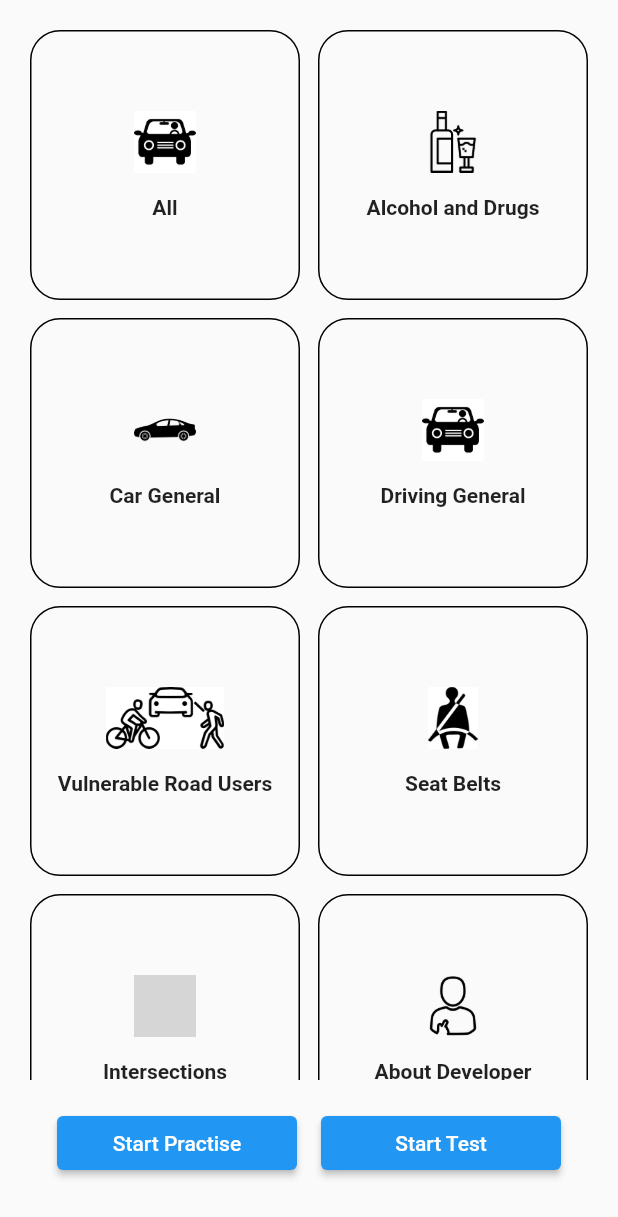
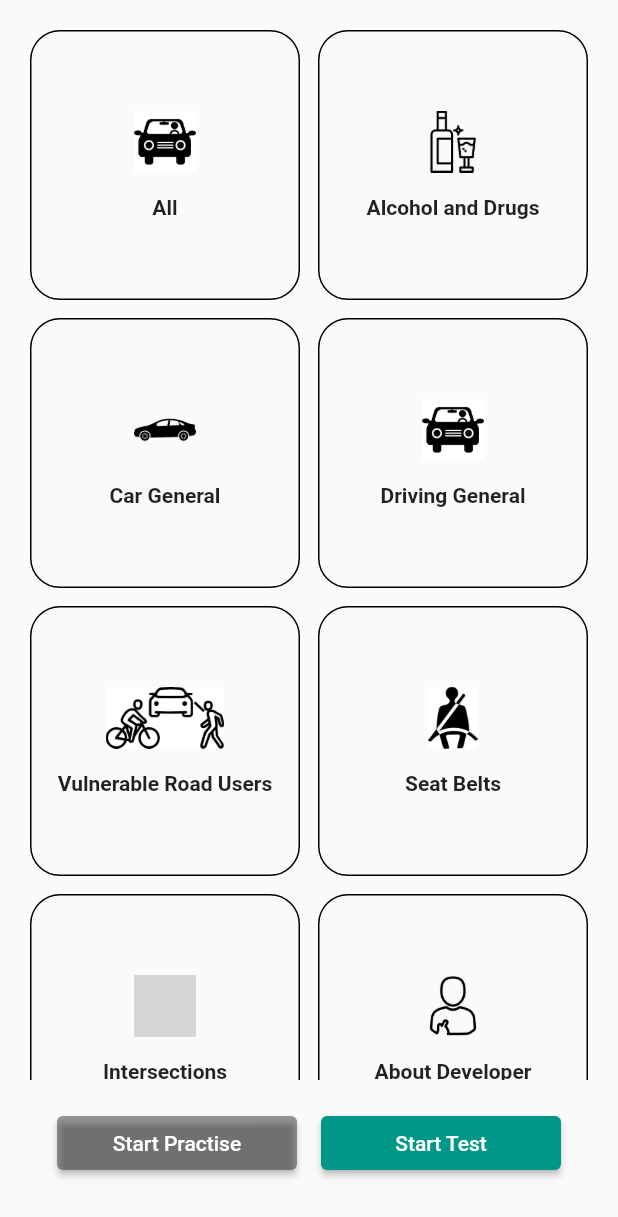
Before and after one commit to subashkhatri36/audriving, a Flutter app: the screen it shows after launch, on a phone screen of 412 x 824 dp. Shown: the top 1217 px of the screen. Run offline on Flutter 3.47's test engine with Material 2 defaults, Android fonts, the phone set to English and light mode, and no system bars; our stand-ins replace bloc, device_info, flutter_bloc, fluttertoast, go_router, google_mobile_ads; missing offline and left inert: app_tracking_transparency; network calls fail; grey boxes are pictures that could not be loaded.

Commit message:
added ads

```diff
--- a/lib/features/Dashboard/navigation_board.dart
+++ b/lib/features/Dashboard/navigation_board.dart
@@ -1,3 +1,4 @@
+import 'package:driveaustralia/ads/banner.dart';
 import 'package:driveaustralia/bloc/dkt_bloc.dart';
 import 'package:driveaustralia/widgets/button_menu.dart';
 import 'package:flutter/material.dart';
@@ -102,12 +103,13 @@ class _NavigationBoardState extends State<NavigationBoard> {
               }),
             ),
           ),
-          buttonMenu(
-            context: context,
-            id: 0,
-            category: 'all',
-            lastPath: GoRouterState.of(context).location,
-          ),
+          const AdmobBannerAdWidget(),
+          ButtonMenu(
+              context: context,
+              id: 0,
+              category: 'all',
+              lastPath: GoRouterState.of(context).location,
+              categoryModel: state.categorys ?? []),
         ]),
       ),
     );
--- a/lib/main.dart
+++ b/lib/main.dart
@@ -6,9 +6,9 @@ import 'package:flutter_bloc/flutter_bloc.dart';
 import 'package:fluttertoast/fluttertoast.dart';
 import 'package:google_mobile_ads/google_mobile_ads.dart';
 
-void main() {
+void main() async {
   WidgetsFlutterBinding.ensureInitialized();
-  final initFuture = MobileAds.instance.initialize();
+  await MobileAds.instance.initialize();
   SystemChrome.setPreferredOrientations(
       [DeviceOrientation.portraitUp, DeviceOrientation.portraitDown]).then((_) {
     runApp(const Dktapp());
--- a/lib/route/routes.dart
+++ b/lib/route/routes.dart
@@ -3,6 +3,7 @@ import 'package:driveaustralia/features/ReadQuestionAnswer/question_answer_page.
 import 'package:driveaustralia/features/Splash/splash_page.dart';
 import 'package:driveaustralia/features/Test/test_page.dart';
 import 'package:driveaustralia/features/about/about_page.dart';
+import 'package:driveaustralia/features/result/result_page.dart';
 import 'package:go_router/go_router.dart';
 
 final router = GoRouter(
@@ -44,6 +45,13 @@ final router = GoRouter(
         lastPath: state.params['lastPath'] ?? '',
       ),
     ),
+    GoRoute(
+      path: '/showresult/:lastPath',
+      name: 'showresult',
+      builder: (context, state) => ResultPage(
+        lastPath: state.params['lastPath'] ?? '',
+      ),
+    ),
   ],
   // errorBuilder: (BuildContext context, GoRouterState state) =>
   //     const NotFoundPage(),
--- a/lib/widgets/app_bar.dart
+++ b/lib/widgets/app_bar.dart
@@ -4,6 +4,7 @@ import 'package:go_router/go_router.dart';
 AppBar appBarBackButton(
     BuildContext context, String category, String lastPath) {
   return AppBar(
+    backgroundColor: Colors.blue.shade800,
     title: Text(category ?? ''),
     leading: BackButton(
       onPressed: () {
--- a/lib/widgets/button_menu.dart
+++ b/lib/widgets/button_menu.dart
@@ -1,18 +1,35 @@
+import 'package:driveaustralia/bloc/model/cateory_model.dart';
 import 'package:driveaustralia/widgets/dkt_button.dart';
-import 'package:flutter/cupertino.dart';
+import 'package:driveaustralia/widgets/exam_button.dart';
+import 'package:flutter/material.dart';
 import 'package:go_router/go_router.dart';
 
-Widget buttonMenu({
-  required BuildContext context,
-  required int id,
-  required String category,
-  required String lastPath,
-}) {
-  return Padding(
+class ButtonMenu extends StatelessWidget {
+  final BuildContext context;
+  final int id;
+  final String category;
+  final String lastPath;
+  final List<CategoryModel> categoryModel;
+
+  const ButtonMenu({
+    Key? key,
+    required this.context,
+    required this.id,
+    required this.category,
+    required this.lastPath,
+    required this.categoryModel,
+  }) : super(key: key);
+
+  @override
+  Widget build(BuildContext context) {
+    return SizedBox(
+      width: MediaQuery.of(context).size.width,
+      child: Padding(
         padding: const EdgeInsets.all(10),
         child: Row(
           children: [
             DktButton(
+              color: Colors.black38,
               text: 'Start Practise',
               onPressed: () {
                 GoRouter.of(context).goNamed('testpage', params: {
@@ -24,19 +41,15 @@ Widget buttonMenu({
                 });
               },
             ),
-        DktButton(
+            ExamButton(
+              id: id.toString(),
               text: 'Start Test',
-          onPressed: () {
-            GoRouter.of(context).goNamed('testpage', params: {
-              'id': id.toString(),
-              'category': 'test',
-              'lastPath': lastPath,
-              'isTest': '1',
-              'isPractiseOrTest': '1',
-            });
-          },
-        )
+              lastPath: lastPath,
+              categoryModel: categoryModel,
+            ),
           ],
+        ),
       ),
     );
   }
+}
--- a/lib/widgets/dkt_button.dart
+++ b/lib/widgets/dkt_button.dart
@@ -1,15 +1,28 @@
-
 import 'package:flutter/material.dart';
 
 class DktButton extends StatelessWidget {
   final VoidCallback? onPressed;
   final String text;
-  const DktButton({Key? key, this.onPressed,required this.text,}) : super(key: key);
+  final Color? color;
+
+  const DktButton({
+    Key? key,
+    this.onPressed,
+    required this.text,
+    this.color,
+  }) : super(key: key);
 
   @override
   Widget build(BuildContext context) {
-    return Expanded(child: Padding(padding: const EdgeInsets.all(8.0),
-    child:
-      ElevatedButton(onPressed: onPressed,child: Text(text),),),);
+    return Expanded(
+      child: Padding(
+        padding: const EdgeInsets.all(8.0),
+        child: ElevatedButton(
+          onPressed: onPressed,
+          style: ElevatedButton.styleFrom(backgroundColor: color),
+          child: Text(text),
+        ),
+      ),
+    );
   }
 }
```
Also changed, not shown: lib/ads/ads_manager.dart (+2 -5 lines), lib/bloc/dkt_bloc.dart (+30 -16 lines), lib/features/ReadQuestionAnswer/question_answer_page.dart (+11 -4 lines), lib/features/Splash/splash_page.dart (+5 -8 lines), lib/features/result/result_page.dart (added, +133 -0 lines), lib/widgets/exam_button.dart (added, +125 -0 lines), lib/widgets/question_answer_widget.dart (+25 -13 lines), 1 other file. Lines whose indentation alone changed are shown as unchanged.
